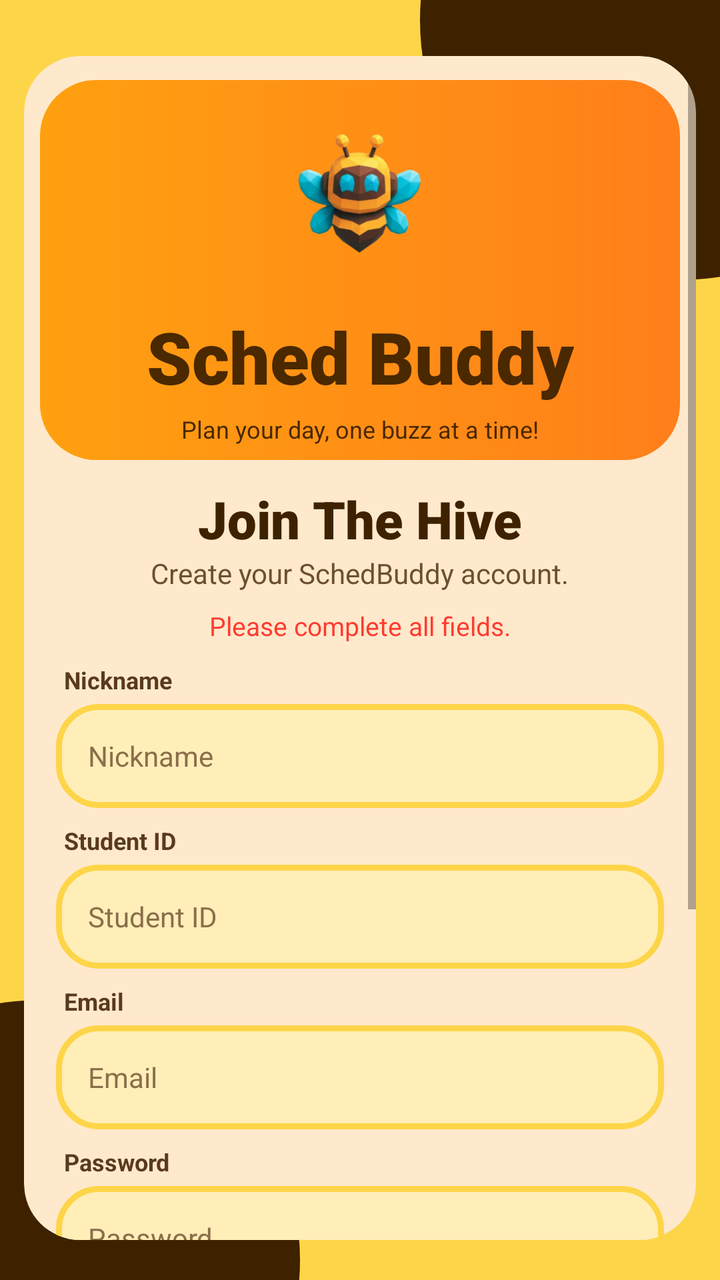
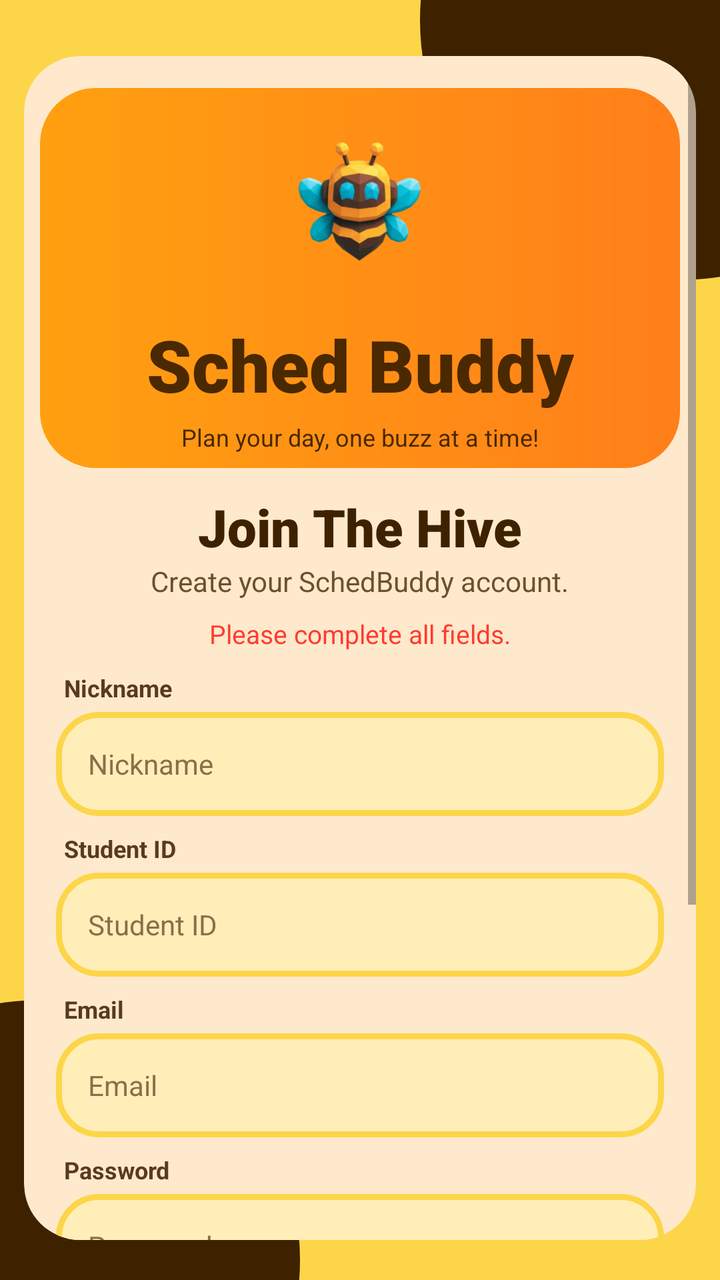

Two renders of the same Android screen: before a commit and after it. Below are the layout's source before the change and the commit's diff.
<!-- AndroidManifest.xml: application theme Theme.SchedBuddy -->
<!-- res/layout/activity_registration.xml -->
<?xml version="1.0" encoding="utf-8"?>
<androidx.constraintlayout.widget.ConstraintLayout xmlns:android="http://schemas.android.com/apk/res/android"
    xmlns:app="http://schemas.android.com/apk/res-auto"
    xmlns:tools="http://schemas.android.com/tools"
    android:layout_width="match_parent"
    android:layout_height="match_parent"
    android:background="#FDD548"
    tools:context=".RegistrationActivity">

    
    <View
        android:id="@+id/circleTop"
        android:layout_width="260dp"
        android:layout_height="260dp"
        android:background="@drawable/bg_brown_circle"
        android:translationX="110dp"
        android:translationY="-120dp"
        app:layout_constraintEnd_toEndOf="parent"
        app:layout_constraintTop_toTopOf="parent" />

    <View
        android:id="@+id/circleBottom"
        android:layout_width="260dp"
        android:layout_height="260dp"
        android:background="@drawable/bg_brown_circle"
        android:translationX="-110dp"
        android:translationY="120dp"
        app:layout_constraintBottom_toBottomOf="parent"
        app:layout_constraintStart_toStartOf="parent" />

    
    <androidx.cardview.widget.CardView
        android:id="@+id/cardRegister"
        android:layout_width="0dp"
        android:layout_height="0dp"
        android:layout_marginStart="12dp"
        android:layout_marginTop="28dp"
        android:layout_marginEnd="12dp"
        android:layout_marginBottom="20dp"
        app:cardBackgroundColor="#FFE9CC"
        app:cardCornerRadius="28dp"
        app:cardElevation="0dp"
        app:layout_constraintBottom_toBottomOf="parent"
        app:layout_constraintEnd_toEndOf="parent"
        app:layout_constraintStart_toStartOf="parent"
        app:layout_constraintTop_toTopOf="parent">

        <ScrollView
            android:layout_width="match_parent"
            android:layout_height="match_parent"
            android:fillViewport="true">

            <androidx.constraintlayout.widget.ConstraintLayout
                android:layout_width="match_parent"
                android:layout_height="wrap_content"
                tools:layout_editor_absoluteX="4dp"
                tools:layout_editor_absoluteY="-355dp">

                

                

                <androidx.constraintlayout.widget.ConstraintLayout
                    android:id="@+id/headerBox"
                    android:layout_width="0dp"
                    android:layout_height="190dp"
                    android:layout_marginStart="8dp"
                    android:layout_marginTop="12dp"
                    android:layout_marginEnd="8dp"
                    android:background="@drawable/bg_header_gradient"
                    app:layout_constraintEnd_toEndOf="parent"
                    app:layout_constraintHorizontal_bias="0.0"
                    app:layout_constraintStart_toStartOf="parent"
                    app:layout_constraintTop_toTopOf="parent">

                    <ImageView
                        android:id="@+id/imgBee"
                        android:layout_width="110dp"
                        android:layout_height="110dp"
                        android:layout_marginTop="4dp"
                        android:contentDescription="Bee logo"
                        app:layout_constraintEnd_toEndOf="parent"
                        app:layout_constraintHorizontal_bias="0.498"
                        app:layout_constraintStart_toStartOf="parent"
                        app:layout_constraintTop_toTopOf="parent"
                        app:srcCompat="@mipmap/bee_logo_foreground" />

                    <TextView
                        android:id="@+id/txtAppName"
                        android:layout_width="wrap_content"
                        android:layout_height="wrap_content"
                        android:fontFamily="sans-serif-black"
                        android:text="Sched Buddy"
                        android:textColor="#4A2800"
                        android:textSize="36sp"
                        app:layout_constraintEnd_toEndOf="parent"
                        app:layout_constraintStart_toStartOf="parent"
                        app:layout_constraintTop_toBottomOf="@id/imgBee" />

                    <TextView
                        android:id="@+id/txtTagline"
                        android:layout_width="wrap_content"
                        android:layout_height="wrap_content"
                        android:layout_marginTop="4dp"
                        android:text="Plan your day, one buzz at a time!"
                        android:textColor="#4A2800"
                        android:textSize="12sp"
                        app:layout_constraintEnd_toEndOf="parent"
                        app:layout_constraintStart_toStartOf="parent"
                        app:layout_constraintTop_toBottomOf="@id/txtAppName" />
                </androidx.constraintlayout.widget.ConstraintLayout>

                <TextView
                    android:id="@+id/txtJoin"
                    android:layout_width="wrap_content"
                    android:layout_height="wrap_content"
                    android:layout_marginTop="12dp"
                    android:fontFamily="sans-serif-black"
                    android:text="Join The Hive"
                    android:textColor="#3E2200"
                    android:textSize="26sp"
                    app:layout_constraintEnd_toEndOf="parent"
                    app:layout_constraintStart_toStartOf="parent"
                    app:layout_constraintTop_toBottomOf="@id/headerBox" />

                <TextView
                    android:id="@+id/txtSubtitle"
                    android:layout_width="wrap_content"
                    android:layout_height="wrap_content"
                    android:text="Create your SchedBuddy account."
                    android:textColor="#6B5030"
                    android:textSize="14sp"
                    app:layout_constraintEnd_toEndOf="parent"
                    app:layout_constraintStart_toStartOf="parent"
                    app:layout_constraintTop_toBottomOf="@id/txtJoin" />

                <TextView
                    android:id="@+id/txtError"
                    android:layout_width="wrap_content"
                    android:layout_height="wrap_content"
                    android:layout_marginTop="8dp"
                    android:text="Please complete all fields."
                    android:textColor="#FF3B30"
                    android:textSize="13sp"
                    app:layout_constraintEnd_toEndOf="parent"
                    app:layout_constraintStart_toStartOf="parent"
                    app:layout_constraintTop_toBottomOf="@id/txtSubtitle" />

                
                <TextView
                    android:id="@+id/lblNickname"
                    android:layout_width="wrap_content"
                    android:layout_height="wrap_content"
                    android:layout_marginStart="20dp"
                    android:layout_marginTop="10dp"
                    android:text="Nickname"
                    android:textColor="#5A3A1E"
                    android:textSize="12sp"
                    android:textStyle="bold"
                    app:layout_constraintStart_toStartOf="parent"
                    app:layout_constraintTop_toBottomOf="@id/txtError" />

                <EditText
                    android:id="@+id/etNickname"
                    android:layout_width="0dp"
                    android:layout_height="52dp"
                    android:layout_marginStart="16dp"
                    android:layout_marginTop="4dp"
                    android:layout_marginEnd="16dp"
                    android:autofillHints="username"
                    android:background="@drawable/bg_input"
                    android:hint="Nickname"
                    android:inputType="textPersonName"
                    android:paddingStart="16dp"
                    android:paddingEnd="16dp"
                    android:textColor="#5A3A1E"
                    android:textColorHint="#8A6E4A"
                    android:textSize="14sp"
                    app:layout_constraintEnd_toEndOf="parent"
                    app:layout_constraintStart_toStartOf="parent"
                    app:layout_constraintTop_toBottomOf="@id/lblNickname" />

                
                <TextView
                    android:id="@+id/lblStudentId"
                    android:layout_width="wrap_content"
                    android:layout_height="wrap_content"
                    android:layout_marginStart="20dp"
                    android:layout_marginTop="8dp"
                    android:text="Student ID"
                    android:textColor="#5A3A1E"
                    android:textSize="12sp"
                    android:textStyle="bold"
                    app:layout_constraintStart_toStartOf="parent"
                    app:layout_constraintTop_toBottomOf="@id/etNickname" />

                
                <EditText
                    android:id="@+id/etStudentId"
                    android:layout_width="0dp"
                    android:layout_height="52dp"
                    android:layout_marginStart="16dp"
                    android:layout_marginTop="4dp"
                    android:layout_marginEnd="16dp"
                    android:autofillHints="username"
                    android:background="@drawable/bg_input"
                    android:hint="Student ID"
                    android:inputType="text"
                    android:paddingStart="16dp"
                    android:paddingEnd="16dp"
                    android:textColor="#5A3A1E"
                    android:textColorHint="#8A6E4A"
                    android:textSize="14sp"
                    app:layout_constraintEnd_toEndOf="parent"
                    app:layout_constraintHorizontal_bias="0.0"
                    app:layout_constraintStart_toStartOf="parent"
                    app:layout_constraintTop_toBottomOf="@id/lblStudentId" />

                <TextView
                    android:id="@+id/lblEmail"
                    android:layout_width="wrap_content"
                    android:layout_height="wrap_content"
                    android:layout_marginStart="20dp"
                    android:layout_marginTop="8dp"
                    android:text="Email"
                    android:textColor="#5A3A1E"
                    android:textSize="12sp"
                    android:textStyle="bold"
                    app:layout_constraintStart_toStartOf="parent"
                    app:layout_constraintTop_toBottomOf="@id/etStudentId" />

                <EditText
                    android:id="@+id/etEmail"
                    android:layout_width="0dp"
                    android:layout_height="52dp"
                    android:layout_marginStart="16dp"
                    android:layout_marginTop="4dp"
                    android:layout_marginEnd="16dp"
                    android:autofillHints="emailAddress"
                    android:background="@drawable/bg_input"
                    android:hint="Email"
                    android:inputType="textEmailAddress"
                    android:paddingStart="16dp"
                    android:paddingEnd="16dp"
                    android:textColor="#5A3A1E"
                    android:textColorHint="#8A6E4A"
                    android:textSize="14sp"
                    app:layout_constraintEnd_toEndOf="parent"
                    app:layout_constraintStart_toStartOf="parent"
                    app:layout_constraintTop_toBottomOf="@id/lblEmail" />

                
                <TextView
                    android:id="@+id/lblPassword"
                    android:layout_width="wrap_content"
                    android:layout_height="wrap_content"
                    android:layout_marginStart="20dp"
                    android:layout_marginTop="8dp"
                    android:text="Password"
                    android:textColor="#5A3A1E"
                    android:textSize="12sp"
                    android:textStyle="bold"
                    app:layout_constraintStart_toStartOf="parent"
                    app:layout_constraintTop_toBottomOf="@id/etEmail" />

                <EditText
                    android:id="@+id/etPassword"
                    android:layout_width="0dp"
                    android:layout_height="52dp"
                    android:layout_marginStart="16dp"
                    android:layout_marginTop="4dp"
                    android:layout_marginEnd="16dp"
                    android:autofillHints="password"
                    android:background="@drawable/bg_input"
                    android:hint="Password"
                    android:inputType="textPassword"
                    android:paddingStart="16dp"
                    android:paddingEnd="16dp"
                    android:textColor="#5A3A1E"
                    android:textColorHint="#8A6E4A"
                    android:textSize="14sp"
                    app:layout_constraintEnd_toEndOf="parent"
                    app:layout_constraintStart_toStartOf="parent"
                    app:layout_constraintTop_toBottomOf="@id/lblPassword" />

                
                <TextView
                    android:id="@+id/lblConfirmPassword"
                    android:layout_width="wrap_content"
                    android:layout_height="wrap_content"
                    android:layout_marginStart="20dp"
                    android:layout_marginTop="8dp"
                    android:text="Confirm Password"
                    android:textColor="#5A3A1E"
                    android:textSize="12sp"
                    android:textStyle="bold"
                    app:layout_constraintStart_toStartOf="parent"
                    app:layout_constraintTop_toBottomOf="@id/etPassword" />

                <EditText
                    android:id="@+id/etConfirmPassword"
                    android:layout_width="0dp"
                    android:layout_height="52dp"
                    android:layout_marginStart="16dp"
                    android:layout_marginTop="4dp"
                    android:layout_marginEnd="16dp"
                    android:autofillHints="password"
                    android:background="@drawable/bg_input"
                    android:hint="Confirm Password"
                    android:inputType="textPassword"
                    android:paddingStart="16dp"
                    android:paddingEnd="16dp"
                    android:textColor="#5A3A1E"
                    android:textColorHint="#8A6E4A"
                    android:textSize="14sp"
                    app:layout_constraintEnd_toEndOf="parent"
                    app:layout_constraintStart_toStartOf="parent"
                    app:layout_constraintTop_toBottomOf="@id/lblConfirmPassword" />

                
                <androidx.appcompat.widget.AppCompatButton
                    android:id="@+id/btnCreateAccount"
                    android:layout_width="0dp"
                    android:layout_height="52dp"
                    android:layout_marginStart="24dp"
                    android:layout_marginTop="16dp"
                    android:layout_marginEnd="24dp"
                    android:background="@drawable/bg_button_gradient"
                    android:stateListAnimator="@null"
                    android:text="Create Account"
                    android:textAllCaps="false"
                    android:textColor="#FFFFFF"
                    android:textSize="14sp"
                    android:textStyle="bold"
                    app:layout_constraintEnd_toEndOf="parent"
                    app:layout_constraintStart_toStartOf="parent"
                    app:layout_constraintTop_toBottomOf="@id/etConfirmPassword" />

                
                <TextView
                    android:id="@+id/txtHaveAccount"
                    android:layout_width="wrap_content"
                    android:layout_height="wrap_content"
                    android:layout_marginTop="4dp"
                    android:layout_marginBottom="12dp"
                    android:padding="12dp"
                    android:text="Already have an account?"
                    android:textColor="#3E2200"
                    android:textSize="12sp"
                    android:textStyle="bold"
                    app:layout_constraintBottom_toBottomOf="parent"
                    app:layout_constraintEnd_toEndOf="parent"
                    app:layout_constraintStart_toStartOf="parent"
                    app:layout_constraintTop_toBottomOf="@id/btnCreateAccount" />

            </androidx.constraintlayout.widget.ConstraintLayout>
        </ScrollView>
    </androidx.cardview.widget.CardView>

</androidx.constraintlayout.widget.ConstraintLayout>
<!-- resources referenced by this layout -->
<resources>
  <!-- drawable bg_brown_circle (drawable) -->
  <?xml version="1.0" encoding="utf-8"?>
  <shape xmlns:android="http://schemas.android.com/apk/res/android"
      android:shape="oval">
      <solid android:color="#3E2200" />
  </shape>
  <!-- drawable bg_button_gradient (drawable) -->
  <?xml version="1.0" encoding="utf-8"?>
  <shape xmlns:android="http://schemas.android.com/apk/res/android"
      android:shape="rectangle">
      <gradient
          android:angle="0"
          android:endColor="#FF7F1A"
          android:startColor="#FFA010" />
      <corners android:radius="26dp" />
  </shape>
  <!-- drawable bg_header_gradient (drawable) -->
  <?xml version="1.0" encoding="utf-8"?>
  <shape xmlns:android="http://schemas.android.com/apk/res/android"
      android:shape="rectangle">
      <gradient
          android:angle="0"
          android:endColor="#FF7F1A"
          android:startColor="#FFA010" />
      <corners android:radius="28dp" />
  </shape>
  <!-- drawable bg_input (drawable) -->
  <?xml version="1.0" encoding="utf-8"?>
  <shape xmlns:android="http://schemas.android.com/apk/res/android"
      android:shape="rectangle">
      <solid android:color="#FFEEB8" />
      <stroke
          android:width="3dp"
          android:color="#FDD548" />
      <corners android:radius="20dp" />
  </shape>
  <!-- mipmap bee_logo_foreground: webp bitmap (mipmap-hdpi, 10346 bytes) -->
  <style name="Theme.SchedBuddy" parent="Theme.MaterialComponents.DayNight.DarkActionBar">
          
          <item name="colorPrimary">@color/purple_500</item>
          <item name="colorPrimaryVariant">@color/purple_700</item>
          <item name="colorOnPrimary">@color/white</item>
          
          <item name="colorSecondary">@color/teal_200</item>
          <item name="colorSecondaryVariant">@color/teal_700</item>
          <item name="colorOnSecondary">@color/black</item>
          
          <item name="android:statusBarColor">?attr/colorPrimaryVariant</item>
          
      </style>
  <color name="purple_500">#FF6200EE</color>
  <color name="purple_700">#FF3700B3</color>
  <color name="white">#FFFFFFFF</color>
  <color name="teal_200">#FF03DAC5</color>
  <color name="teal_700">#FF018786</color>
  <color name="black">#FF000000</color>
</resources>

<!-- the commit's change to res/layout/activity_registration.xml (unified diff, before → after) -->
@@ -65,7 +65,7 @@
                     android:layout_width="0dp"
                     android:layout_height="190dp"
                     android:layout_marginStart="8dp"
-                    android:layout_marginTop="12dp"
+                    android:layout_marginTop="16dp"
                     android:layout_marginEnd="8dp"
                     android:background="@drawable/bg_header_gradient"
                     app:layout_constraintEnd_toEndOf="parent"
